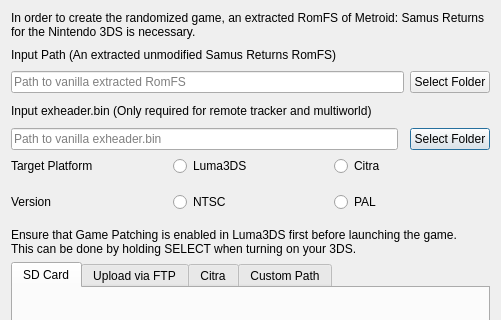
The window that randovania/games/samus_returns/gui/ui_files/msr_game_export_dialog.ui (randovania/randovania) describes before a commit, drawn with Qt 5; both pictures show x 0 to 501 and y 0 to 320 of the 501 by 529 pixel window.
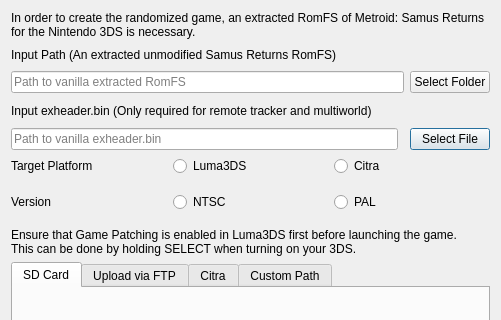
The same window after the commit.

Commit message: Rename text on button

```diff
--- a/randovania/games/samus_returns/gui/ui_files/msr_game_export_dialog.ui
+++ b/randovania/games/samus_returns/gui/ui_files/msr_game_export_dialog.ui
@@ -17,7 +17,7 @@
    <item row="4" column="2">
     <widget class="QPushButton" name="input_exheader_button">
      <property name="text">
-      <string>Select Folder</string>
+      <string>Select File</string>
      </property>
     </widget>
    </item>
```
